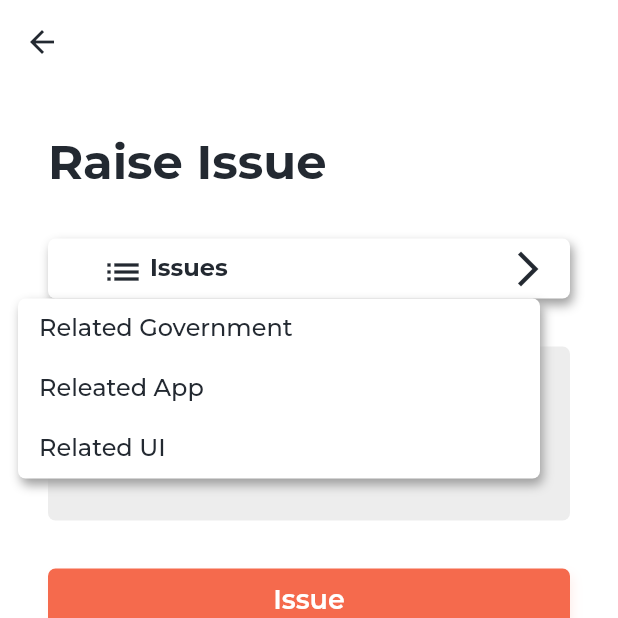
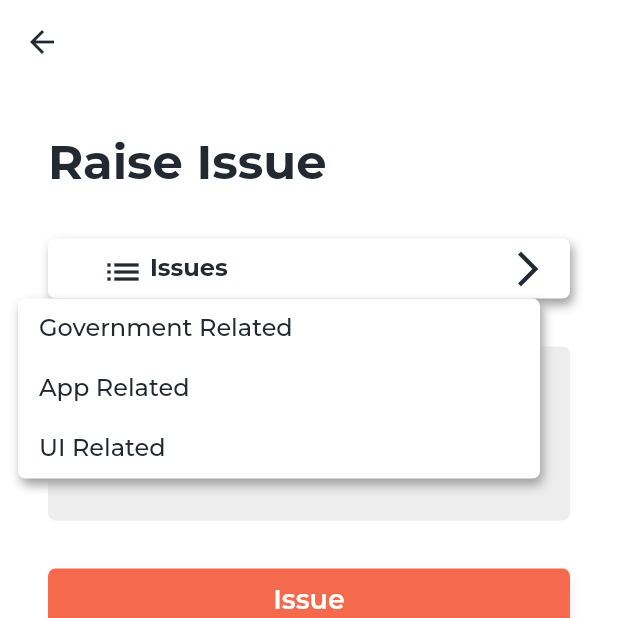
Before and after one commit to TheLameOne/meri_id, a Flutter app: the Issue screen opened by its route, after a tap on "Issues", on a phone screen of 412 x 824 dp, the top half of it. Run offline on Flutter 3.47's test engine with Material 2 defaults, Android fonts, the phone set to English and light mode, and no system bars; drawn by our look-alikes of dropdown_button2; our stand-ins replace firebase_core, firebase_storage, flutter_html, flutter_svg, fluttertoast, google_fonts and 6 more; missing offline and left inert: flutter_polyline_points, kommunicate_flutter; accounts and stored records are empty; network calls fail.

Commit message:
added news

```diff
--- /dev/null
+++ b/lib/model/News.dart
@@ -0,0 +1,17 @@
+class News {
+  late String title;
+  late String description;
+  late String url;
+  late String urlToImage;
+  late String publishedAt;
+  late String content;
+
+  News(
+      {
+      required this.title,
+      required this.content,
+      required this.description,
+      required this.publishedAt,
+      required this.url,
+      required this.urlToImage});
+}
--- a/lib/presentation/features/Issue.dart
+++ b/lib/presentation/features/Issue.dart
@@ -37,9 +37,9 @@ class _IssueState extends State<Issue> {
   }
 
   final List<String> items = [
-    'Related Government',
-    'Releated App ',
-    'Related UI'
+    'Government Related',
+    'App Related',
+    'UI Related'
   ];
 
   String? selectedValue;
```
Also changed, not shown: lib/presentation/custom/NewsCard.dart (added, +47 -0 lines), lib/presentation/features/Feeds.dart (+54 -11 lines).
